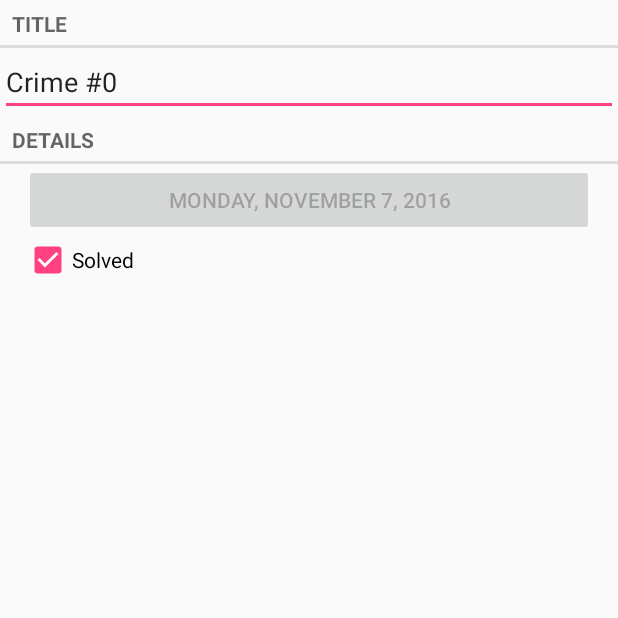
After one commit to willwagner602/AndroidProgrammingCriminalIntent, an Android app: the CrimePagerActivity screen opened directly, with no data from a screen before it, on a phone screen of 412 x 824 dp, the top half of it. The commit adds this screen. Run offline under Robolectric (Android 15) with nearby library versions, the phone set to English and light mode, and no system bars.

Commit message:
- Completed chapter 11 - Can now swipe crime fragments left and right

```diff
--- a/app/src/main/AndroidManifest.xml
+++ b/app/src/main/AndroidManifest.xml
@@ -14,7 +14,7 @@
                 <category android:name="android.intent.category.LAUNCHER"/>
             </intent-filter>
         </activity>
-        <activity android:name=".CrimeActivity"
+        <activity android:name=".CrimePagerActivity"
             android:label="@string/app_name">
 
         </activity>
--- a/app/src/main/java/com/bignerdranch/android/criminalintent/CrimeListFragment.java
+++ b/app/src/main/java/com/bignerdranch/android/criminalintent/CrimeListFragment.java
@@ -82,7 +82,7 @@ public class CrimeListFragment extends Fragment {
             if (data == null) {
                 return;
             }
-            updateUI(data.getIntExtra(CrimeActivity.CRIME_INDEX, -1));
+            updateUI(data.getIntExtra(CrimePagerActivity.EXTRA_CRIME_INDEX, -1));
         }
     }
 
@@ -111,8 +111,8 @@ public class CrimeListFragment extends Fragment {
 
         @Override
         public void onClick(View v) {
-            Intent intent = CrimeActivity.newIntent(getActivity(), mCrime.getId());
-            intent.putExtra(CrimeActivity.CRIME_INDEX, this.getAdapterPosition());
+            Intent intent = CrimePagerActivity.newIntent(getActivity(), mCrime.getId());
+            intent.putExtra(CrimePagerActivity.EXTRA_CRIME_INDEX, this.getAdapterPosition());
             startActivityForResult(intent, REQUEST_CRIME_ACTIVITY_RESULT);
         }
     }
--- /dev/null
+++ b/app/src/main/java/com/bignerdranch/android/criminalintent/CrimePagerActivity.java
@@ -0,0 +1,65 @@
+package com.bignerdranch.android.criminalintent;
+
+import android.content.Context;
+import android.content.Intent;
+import android.os.Bundle;
+import android.support.v4.app.Fragment;
+import android.support.v4.app.FragmentActivity;
+import android.support.v4.app.FragmentManager;
+import android.support.v4.app.FragmentStatePagerAdapter;
+import android.support.v4.view.ViewPager;
+
+import java.util.List;
+import java.util.UUID;
+
+/**
+ * Created by wwagner on 11/7/2016.
+ */
+
+public class CrimePagerActivity extends FragmentActivity {
+
+    private ViewPager mViewPager;
+    private List<Crime> mCrimes;
+
+    private static final String EXTRA_CRIME_ID = "com.bignerdranch.android.criminalintent.crime_id";
+    public static final String EXTRA_CRIME_INDEX =
+            "com.bignerdranch.android.criminalintent.crime_index";
+
+    public static Intent newIntent(Context packageContext, UUID crimeId) {
+        Intent intent = new Intent(packageContext, CrimePagerActivity.class);
+        intent.putExtra(EXTRA_CRIME_ID, crimeId);
+        return intent;
+    }
+
+    @Override
+    protected void onCreate(Bundle savedInstanceState) {
+        super.onCreate(savedInstanceState);
+        setContentView(R.layout.activity_crime_pager);
+
+        UUID crimeId = (UUID) getIntent().getSerializableExtra(EXTRA_CRIME_ID);
+
+        mViewPager = (ViewPager) findViewById(R.id.activity_crime_pager_view_pager);
+
+        mCrimes = CrimeLab.get(this).getCrimes();
+        FragmentManager fragmentManager = getSupportFragmentManager();
+        mViewPager.setAdapter(new FragmentStatePagerAdapter(fragmentManager) {
+            @Override
+            public Fragment getItem(int position) {
+                Crime crime = mCrimes.get(position);
+                return CrimeFragment.newInstance(crime.getId());
+            }
+
+            @Override
+            public int getCount() {
+                return mCrimes.size();
+            }
+        });
+
+        for (int i = 0; i < mCrimes.size(); i++) {
+            if (mCrimes.get(i).getId().equals(crimeId)) {
+                mViewPager.setCurrentItem(i);
+                break;
+            }
+        }
+    }
+}
--- /dev/null
+++ b/app/src/main/res/layout/activity_crime_pager.xml
@@ -0,0 +1,8 @@
+<?xml version="1.0" encoding="utf-8"?>
+<android.support.v4.view.ViewPager
+    xmlns:android="http://schemas.android.com/apk/res/android"
+    android:id="@+id/activity_crime_pager_view_pager"
+    android:layout_width="match_parent"
+    android:layout_height="match_parent">
+
+</android.support.v4.view.ViewPager>
```
Also changed, not shown: app/src/main/java/com/bignerdranch/android/criminalintent/CrimeActivity.java (deleted, +0 -28 lines).
